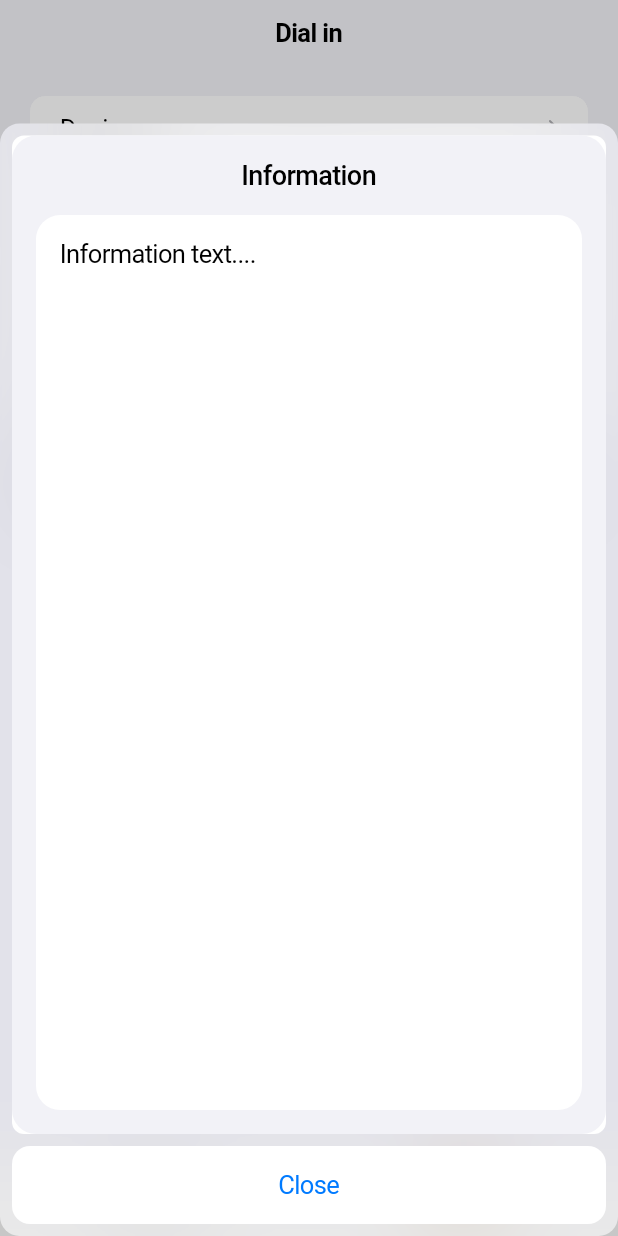
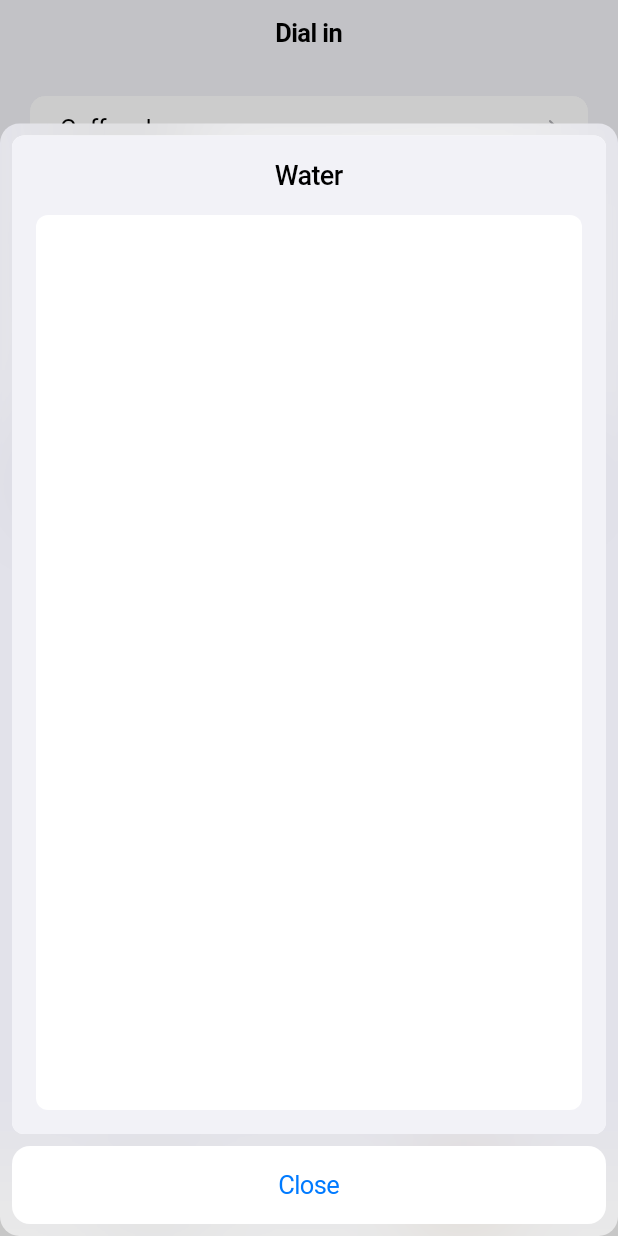
Before and after one commit to florian-renfer/baristabuddy, a Flutter app: the screen it shows after launch, item 2 of the bottom bar chosen, after a tap on "Water", on a phone screen of 412 x 824 dp. Run offline on Flutter 3.47's test engine with Material 3 defaults, Android fonts, the phone set to English and light mode, and no system bars; our stand-ins replace flutter_slidable.

Commit message:
refactor: extract informational contents

```diff
--- /dev/null
+++ b/lib/models/informational_content.dart
@@ -0,0 +1,15 @@
+// This class represents attributes of informational content.
+class InformationalContent {
+  final String title;
+  final String description;
+
+  const InformationalContent({required this.title, required this.description});
+}
+
+const List<InformationalContent> informationalContents = <InformationalContent>[
+  InformationalContent(title: 'Coffee dose', description: ''),
+  InformationalContent(title: 'Grind size', description: ''),
+  InformationalContent(title: 'Brewing', description: ''),
+  InformationalContent(title: 'Temparature', description: ''),
+  InformationalContent(title: 'Water', description: ''),
+];
--- a/lib/screens/dial_in.dart
+++ b/lib/screens/dial_in.dart
@@ -1,3 +1,4 @@
+import 'package:baristabuddy/models/informational_content.dart';
 import 'package:baristabuddy/widgets/pop_up_information_entry.dart';
 import 'package:flutter/cupertino.dart';
 
@@ -38,49 +39,16 @@ class _DialInState extends State<DialIn> {
                       ),
                     ),
                     children: [
+                      for (var informationalContent in informationalContents)
                         CupertinoListTile(
-                        title: const Text('Dosing'),
+                          title: Text(informationalContent.title),
                           trailing: CupertinoListTileChevron(),
                           onTap:
                               () => _showPopupSurface(
                                 context: context,
-                              child: PopUpInformationEntry(),
+                                child: PopUpInformationEntry(
+                                  informationalContent: informationalContent,
                                 ),
-                      ),
-                      CupertinoListTile(
-                        title: const Text('Grind size'),
-                        trailing: CupertinoListTileChevron(),
-                        onTap:
-                            () => _showPopupSurface(
-                              context: context,
-                              child: PopUpInformationEntry(),
-                            ),
-                      ),
-                      CupertinoListTile(
-                        title: const Text('Temperature'),
-                        trailing: CupertinoListTileChevron(),
-                        onTap:
-                            () => _showPopupSurface(
-                              context: context,
-                              child: PopUpInformationEntry(),
-                            ),
-                      ),
-                      CupertinoListTile(
-                        title: const Text('Water'),
-                        trailing: CupertinoListTileChevron(),
-                        onTap:
-                            () => _showPopupSurface(
-                              context: context,
-                              child: PopUpInformationEntry(),
-                            ),
-                      ),
-                      CupertinoListTile(
-                        title: const Text('Beans'),
-                        trailing: CupertinoListTileChevron(),
-                        onTap:
-                            () => _showPopupSurface(
-                              context: context,
-                              child: PopUpInformationEntry(),
                               ),
                         ),
                     ],
--- a/lib/widgets/pop_up_information_entry.dart
+++ b/lib/widgets/pop_up_information_entry.dart
@@ -1,7 +1,11 @@
+import 'package:baristabuddy/models/informational_content.dart';
 import 'package:flutter/cupertino.dart';
 
+// This class represents the contents of a informational pop up.
 class PopUpInformationEntry extends StatelessWidget {
-  const PopUpInformationEntry({super.key});
+  final InformationalContent informationalContent;
+
+  const PopUpInformationEntry({super.key, required this.informationalContent});
 
   @override
   Widget build(BuildContext context) {
@@ -10,7 +14,7 @@ class PopUpInformationEntry extends StatelessWidget {
       padding: EdgeInsets.all(16),
       decoration: BoxDecoration(
         color: CupertinoColors.secondarySystemBackground,
-        borderRadius: BorderRadius.all(Radius.circular(16)),
+        borderRadius: BorderRadius.all(Radius.circular(8)),
       ),
       child: Column(
         children: [
@@ -18,7 +22,7 @@ class PopUpInformationEntry extends StatelessWidget {
             mainAxisAlignment: MainAxisAlignment.center,
             children: [
               Text(
-                'Information',
+                informationalContent.title,
                 style: CupertinoTheme.of(context).textTheme.textStyle.copyWith(
                   fontSize: 18.0,
                   fontWeight: FontWeight.w500,
@@ -34,9 +38,9 @@ class PopUpInformationEntry extends StatelessWidget {
               padding: EdgeInsets.all(16),
               decoration: BoxDecoration(
                 color: CupertinoColors.systemBackground,
-                borderRadius: BorderRadius.all(Radius.circular(16)),
+                borderRadius: BorderRadius.all(Radius.circular(8)),
               ),
-              child: Text('Information text....'),
+              child: Text(informationalContent.description),
             ),
           ),
         ],
```
Lines whose indentation alone changed are shown as unchanged.
